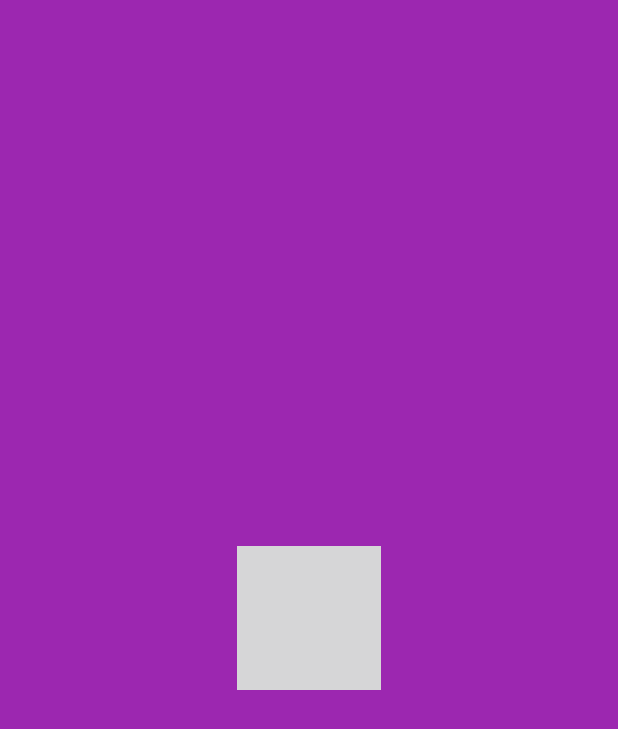
After one commit to alkaaf/LazyChat, an Android app: the SplashActivity screen opened directly, with no data from a screen before it, on a phone screen of 412 x 824 dp. The commit adds this screen. Shown: the top 729 px of the screen. Run offline under Robolectric (Android 15) with nearby library versions, the phone set to English and light mode, and no system bars; 1 statement that could not run was skipped.

Commit message:
UI pertama, 04/12/2016 23:11 UI kedua, 09/12/2016 16:01 UI ketiga, 10/12/2016 16:52 (Nambah Splash Screen)

```diff
--- a/app/src/main/AndroidManifest.xml
+++ b/app/src/main/AndroidManifest.xml
@@ -1,6 +1,6 @@
 <?xml version="1.0" encoding="utf-8"?>
 <manifest xmlns:android="http://schemas.android.com/apk/res/android"
-    package="com.example.dalbo.lazychat">
+          package="com.example.dalbo.lazychat">
 
     <application
         android:allowBackup="true"
@@ -11,16 +11,11 @@
         <activity
             android:name=".MainActivity"
             android:label="@string/app_name"
-            android:theme="@style/AppTheme.NoActionBar">
-            <intent-filter>
-                <action android:name="android.intent.action.MAIN" />
-                <category android:name="android.intent.category.LAUNCHER" />
-            </intent-filter>
+            android:theme="@style/AppTheme.NoActionBar" >
         </activity>
         <activity
             android:name=".SettingActivity"
             android:label="MainActivity">
-
         </activity>
         <activity
             android:name=".ChatActivity"
@@ -29,14 +24,20 @@
         <activity
             android:name=".LoginActivity"
             android:theme="@style/AppTheme.NoActionBar">
-
         </activity>
         <activity
             android:name=".RegisterActivity"
             android:theme="@style/AppTheme.NoActionBar">
+        </activity>
+        <activity
+            android:name=".SplashActivity"
+            android:theme="@style/SplashScreen">
+            <intent-filter>
+                <action android:name="android.intent.action.MAIN"/>
 
+                <category android:name="android.intent.category.LAUNCHER"/>
+            </intent-filter>
         </activity>
-
     </application>
 
 </manifest>
--- a/app/src/main/java/com/example/dalbo/lazychat/MainActivity.java
+++ b/app/src/main/java/com/example/dalbo/lazychat/MainActivity.java
@@ -28,6 +28,7 @@ public class MainActivity extends BaseActivity {
         super.onCreate(savedInstanceState);
         setContentView(R.layout.activity_main);
         Toolbar toolbar = (Toolbar) findViewById(R.id.toolbar);
+
         setSupportActionBar(toolbar);
         dbRef = FirebaseDatabase.getInstance().getReference().child(Config.DBNAME);
         adapter = new ChatroomListAdapter(this);
--- /dev/null
+++ b/app/src/main/java/com/example/dalbo/lazychat/SplashActivity.java
@@ -0,0 +1,16 @@
+package com.example.dalbo.lazychat;
+
+import android.content.Intent;
+import android.support.v7.app.AppCompatActivity;
+import android.os.Bundle;
+
+public class SplashActivity extends AppCompatActivity {
+
+    @Override
+    protected void onCreate(Bundle savedInstanceState) {
+        super.onCreate(savedInstanceState);
+        setContentView(R.layout.activity_splash);
+        startActivity(new Intent(this, MainActivity.class));
+        finish();
+    }
+}
--- /dev/null
+++ b/app/src/main/res/drawable/splash_screen.xml
@@ -0,0 +1,12 @@
+<?xml version="1.0" encoding="utf-8"?>
+<layer-list xmlns:android="http://schemas.android.com/apk/res/android">
+    <item
+        android:drawable="@color/colorPrimary" />
+
+    <item>
+        <bitmap
+            android:gravity="center"
+            android:src="@drawable/lazy_logo" />
+    </item>
+
+</layer-list>
--- a/app/src/main/res/layout/activity_main.xml
+++ b/app/src/main/res/layout/activity_main.xml
@@ -11,7 +11,6 @@
         android:layout_width="match_parent"
         android:layout_height="wrap_content"
         android:theme="@style/AppTheme.AppBarOverlay">
-
 
         <android.support.v7.widget.Toolbar
             android:id="@+id/toolbar"
--- /dev/null
+++ b/app/src/main/res/layout/activity_splash.xml
@@ -0,0 +1,14 @@
+<?xml version="1.0" encoding="utf-8"?>
+<RelativeLayout
+    xmlns:android="http://schemas.android.com/apk/res/android"
+    xmlns:tools="http://schemas.android.com/tools"
+    android:id="@+id/activity_splash"
+    android:layout_width="match_parent"
+    android:layout_height="match_parent"
+    android:paddingBottom="@dimen/activity_vertical_margin"
+    android:paddingLeft="@dimen/activity_horizontal_margin"
+    android:paddingRight="@dimen/activity_horizontal_margin"
+    android:paddingTop="@dimen/activity_vertical_margin"
+    tools:context="com.example.dalbo.lazychat.SplashActivity">
+
+</RelativeLayout>
--- a/app/src/main/res/layout/listview_chatlist_own.xml
+++ b/app/src/main/res/layout/listview_chatlist_own.xml
@@ -57,7 +57,7 @@
                 android:textAlignment="viewEnd"
                 android:textSize="8dp"
                 android:textColor="@color/colorPrimaryLight"
-                android:id="@+id/otime"/>
+                android:id="@+id/otime" />
 
         </RelativeLayout>
 
--- a/app/src/main/res/values/styles.xml
+++ b/app/src/main/res/values/styles.xml
@@ -1,4 +1,8 @@
 <resources>
+
+    <style  name="SplashScreen" parent="AppTheme.NoActionBar">
+        <item name="android:windowBackground">@drawable/splash_screen</item>
+    </style>
 
     <!-- Base application theme. -->
     <style name="AppTheme" parent="Theme.AppCompat.Light.DarkActionBar">
```
